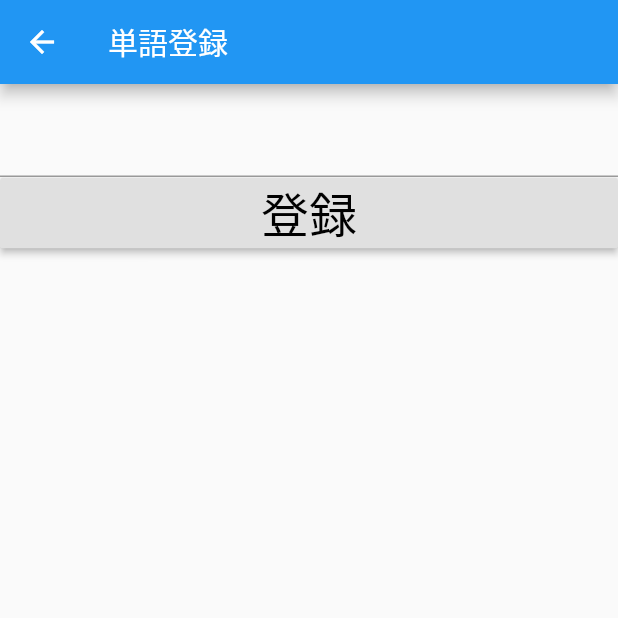
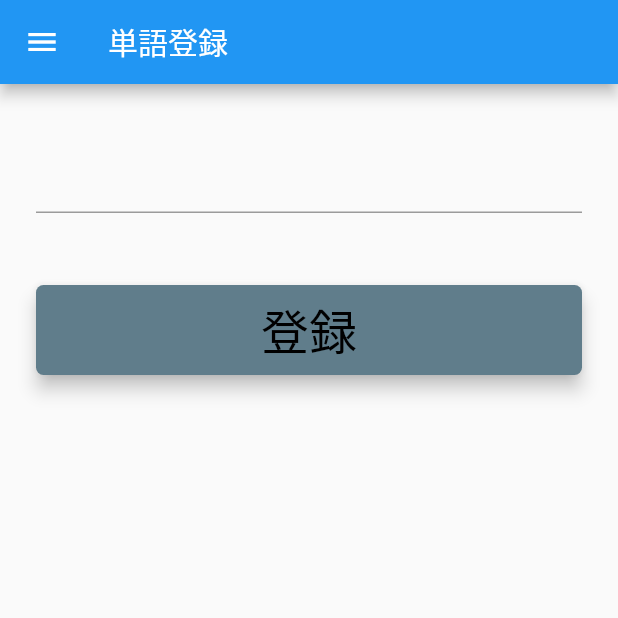
Before and after one commit to hiracky16/pic_word, a Flutter app: the AddWord screen opened by its route, on a phone screen of 412 x 824 dp, the top half of it. Run offline on Flutter 3.47's test engine with Material 2 defaults, Android fonts, the phone set to English and light mode, and no system bars; our stand-ins replace cloud_firestore, firebase_auth, image_picker; missing offline and left inert: mlkit; accounts and stored records are empty.

Commit message:
デザイン修正& ドロワー導入

```diff
--- a/lib/add_word.dart
+++ b/lib/add_word.dart
@@ -1,6 +1,7 @@
 import 'package:flutter/material.dart';
 import 'package:cloud_firestore/cloud_firestore.dart';
 import 'package:firebase_auth/firebase_auth.dart';
+import 'package:pic_word/widgets/drawer.dart';
 
 class AddWord extends StatefulWidget {
   AddWord({Key key}) : super(key: key);
@@ -26,12 +27,15 @@ class _AddWordState extends State<AddWord> {
       appBar: new AppBar(
         title: new Text('単語登録'),
       ),
+      drawer: buildDrawer(context),
       body: new Column(
           mainAxisAlignment: MainAxisAlignment.start,
           mainAxisSize: MainAxisSize.max,
           crossAxisAlignment: CrossAxisAlignment.stretch,
           children: <Widget>[
-            new TextField(
+            Padding(
+              padding: const EdgeInsets.all(24.0),
+              child: new TextField(
                 controller: wordController,
                 onChanged: (value) => _word = value.trim(),
                 style: new TextStyle(
@@ -39,11 +43,20 @@ class _AddWordState extends State<AddWord> {
                     color: const Color(0xFF000000),
                     fontWeight: FontWeight.w400,
                     fontFamily: "Roboto"),
+              )
             ),
-            new RaisedButton(
+            Padding(
+              padding: const EdgeInsets.all(24.0),
+              child: new MaterialButton(
                 key: null,
                 onPressed: buttonPressed,
-                color: const Color(0xFFe0e0e0),
+                color: Colors.blueGrey,
+                shape: RoundedRectangleBorder(
+                  borderRadius: BorderRadius.all(Radius.circular(5.0)),
+                ),
+                elevation: 5.0,
+                minWidth: 200.0,
+                height: 60.0,
                 child: new Text(
                   "登録",
                   style: new TextStyle(
@@ -51,7 +64,9 @@ class _AddWordState extends State<AddWord> {
                       color: const Color(0xFF000000),
                       fontWeight: FontWeight.w400,
                       fontFamily: "Roboto"),
-                ))
+                )
+              )
+            )
           ]),
     );
   }
--- a/lib/camera.dart
+++ b/lib/camera.dart
@@ -1,6 +1,7 @@
 import 'package:image_picker/image_picker.dart';
 import 'package:flutter/material.dart';
 import 'package:pic_word/detail_widget.dart';
+import 'package:pic_word/widgets/drawer.dart';
 
 class Camera extends StatelessWidget {
   @override
@@ -9,6 +10,7 @@ class Camera extends StatelessWidget {
       appBar: AppBar(
         title: Text("文字読み取り"),
       ),
+      drawer: buildDrawer(context),
       body: SingleChildScrollView(
         child: Column(
           children: <Widget>[
--- /dev/null
+++ b/lib/widgets/drawer.dart
@@ -0,0 +1,54 @@
+import 'package:flutter/material.dart';
+
+Widget buildDrawer(BuildContext context) {
+  return Drawer(
+    child: ListView(
+      children: <Widget>[
+        DrawerHeader(
+          child: Text(
+            'PicWord',
+            style: TextStyle(
+              fontSize: 24,
+              color: Colors.white,
+            ),
+          ),
+          decoration: BoxDecoration(
+            color: Colors.blue,
+          ),
+        ),
+        ListTile(
+          title: Text('Home'),
+          onTap: () {
+            Navigator.pop(context);
+            Navigator.pushNamed(context, '/login');
+          },
+        ),
+        Divider(),
+        ListTile(
+          title: Text('単語リスト'),
+          onTap: () {
+            Navigator.pushNamed(context, '/list');
+          },
+        ),
+        ListTile(
+          title: Text('カメラ'),
+          onTap: () {
+            Navigator.pushNamed(context, '/camera');
+          },
+        ),
+        ListTile(
+          title: Text('単語登録'),
+          onTap: () {
+            Navigator.pushNamed(context, '/register');
+          },
+        ),
+        ListTile(
+          title: Text('クイズ'),
+          onTap: () {
+            Navigator.pushNamed(context, '/quiz');
+          },
+        ),
+      ],
+    ),
+  );
+}
--- a/lib/word_list.dart
+++ b/lib/word_list.dart
@@ -1,6 +1,7 @@
 import 'package:flutter/material.dart';
 import 'package:cloud_firestore/cloud_firestore.dart';
 import 'package:firebase_auth/firebase_auth.dart';
+import 'package:pic_word/widgets/drawer.dart';
 
 class WordListPage extends StatefulWidget {
   WordListPage({Key key}) : super(key: key);
@@ -24,6 +25,7 @@ class _WordListState extends State<WordListPage> {
         appBar: new AppBar(
           title: new Text('単語リスト'),
         ),
+        drawer: buildDrawer(context),
         body: Container(
             child: StreamBuilder<QuerySnapshot>(
                 stream: _fireStore
```
Also changed, not shown: lib/detail_widget.dart (+2 -91 lines), lib/login.dart (+5 -51 lines). Lines whose indentation alone changed are shown as unchanged.
